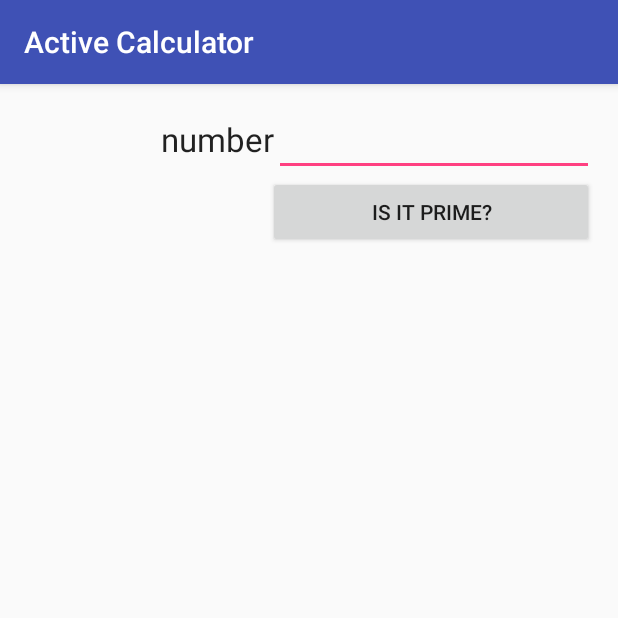
After one commit to bryonnicoson/ActiveCalculator, an Android app: the Prime screen opened directly, with no data from a screen before it, on a phone screen of 412 x 824 dp, the top half of it. The commit adds this screen. Run offline under Robolectric (Android 15) with nearby library versions, the phone set to English and light mode, and no system bars.

Commit message:
Added Prime Checker
It ADDS!  SUBTRACTS!  MULTIPLIES! DIVIDES! CALCULATES FACTORIALS! and
DETERMINES IF A NUMBER IS PRIME!

```diff
--- a/app/src/main/AndroidManifest.xml
+++ b/app/src/main/AndroidManifest.xml
@@ -19,7 +19,8 @@
         <activity android:name=".Add" />
         <activity android:name=".Multiply" />
         <activity android:name=".Divide" />
-        <activity android:name=".Factorial"></activity>
+        <activity android:name=".Factorial" />
+        <activity android:name=".Prime"></activity>
     </application>
 
 </manifest>
--- a/app/src/main/java/com/bryonnicoson/activecalculator/MainActivity.java
+++ b/app/src/main/java/com/bryonnicoson/activecalculator/MainActivity.java
@@ -14,6 +14,7 @@ public class MainActivity extends AppCompatActivity {
     private Intent mIntendToMultiply;
     private Intent mIntendToDivide;
     private Intent mIntendToFactorialize;
+    private Intent mIntendToPrime;
 
     @Override
     protected void onCreate(Bundle savedInstanceState) {
@@ -85,5 +86,19 @@ public class MainActivity extends AppCompatActivity {
         };
 
         btn_factorialize.setOnClickListener(listenerFactorial);
+
+        Button btn_prime = (Button) findViewById(R.id.btn_prime);
+        mIntendToPrime = new Intent(MainActivity.this, Prime.class);
+
+        View.OnClickListener listenerPrime = new View.OnClickListener() {
+            @Override
+            public void onClick(View v) {
+                Log.i("MAIN", "Click btn_prime");
+                startActivity(mIntendToPrime);
+            }
+        };
+
+        btn_prime.setOnClickListener(listenerPrime);
+
     }
 }
--- /dev/null
+++ b/app/src/main/java/com/bryonnicoson/activecalculator/Prime.java
@@ -0,0 +1,48 @@
+package com.bryonnicoson.activecalculator;
+
+import android.support.v7.app.AppCompatActivity;
+import android.os.Bundle;
+import android.util.Log;
+import android.view.View;
+import android.widget.Button;
+import android.widget.EditText;
+import android.widget.TextView;
+
+public class Prime extends AppCompatActivity {
+
+    private EditText mNumber;
+    private TextView mIsPrime;
+    private Button mButton;
+    private int a;
+    private String isPrime;
+
+    @Override
+    protected void onCreate(Bundle savedInstanceState) {
+        super.onCreate(savedInstanceState);
+        setContentView(R.layout.activity_prime);
+
+        mNumber = (EditText)findViewById(R.id.edit_number);
+        mIsPrime = (TextView)findViewById(R.id.txt_is_prime);
+        mButton = (Button)findViewById(R.id.btn_calc_is_prime);
+
+        View.OnClickListener listener = new View.OnClickListener() {
+            @Override
+            public void onClick(View v) {
+
+                isPrime = "is prime.";
+                Log.i("PRIME", "Click btn_calc_is_prime");
+                a = Integer.parseInt(mNumber.getText().toString());
+
+                if (a % 2 == 0) isPrime = "is not prime.";
+                for (int i = 3; i * i <= a; i += 2) {
+                    if (a % i == 0) isPrime = "is not prime.";
+                }
+
+                mIsPrime.setText("The number " + Integer.toString(a) + " " + isPrime);
+            }
+        };
+
+        mButton.setOnClickListener(listener);
+    }
+
+}
--- a/app/src/main/res/layout/activity_main.xml
+++ b/app/src/main/res/layout/activity_main.xml
@@ -63,5 +63,14 @@
             android:layout_column="0"
             android:textSize="60dp" />
 
+        <Button
+            android:layout_width="174dp"
+            android:layout_height="157dp"
+            android:text="&apos;"
+            android:id="@+id/btn_prime"
+            android:layout_row="4"
+            android:layout_column="2"
+            android:textSize="60dp" />
+
     </GridLayout>
 </RelativeLayout>
--- /dev/null
+++ b/app/src/main/res/layout/activity_prime.xml
@@ -0,0 +1,59 @@
+<?xml version="1.0" encoding="utf-8"?>
+<RelativeLayout xmlns:android="http://schemas.android.com/apk/res/android"
+    xmlns:tools="http://schemas.android.com/tools"
+    android:layout_width="match_parent"
+    android:layout_height="match_parent"
+    android:paddingBottom="@dimen/activity_vertical_margin"
+    android:paddingLeft="@dimen/activity_horizontal_margin"
+    android:paddingRight="@dimen/activity_horizontal_margin"
+    android:paddingTop="@dimen/activity_vertical_margin"
+    tools:context="com.bryonnicoson.activecalculator.Prime">
+    <GridLayout
+        android:layout_width="match_parent"
+        android:layout_height="match_parent"
+        android:columnCount="2"
+        android:rowCount="4">
+
+        <TextView
+            android:layout_width="wrap_content"
+            android:layout_height="wrap_content"
+            android:textAppearance="?android:attr/textAppearanceLarge"
+            android:text="number"
+            android:id="@+id/textView"
+            android:layout_gravity="right" />
+
+        <EditText
+            android:layout_width="wrap_content"
+            android:layout_height="wrap_content"
+            android:inputType="number"
+            android:ems="10"
+            android:id="@+id/edit_number" />
+
+        <Button
+            android:layout_width="217dp"
+            android:layout_height="wrap_content"
+            android:text="Is it Prime?"
+            android:id="@+id/btn_calc_is_prime"
+            android:layout_columnSpan="2"
+            android:layout_gravity="right" />
+
+        <TextView
+            android:layout_width="wrap_content"
+            android:layout_height="wrap_content"
+            android:textAppearance="?android:attr/textAppearanceLarge"
+            android:text=" "
+            android:id="@+id/textView3"
+            android:layout_row="3"
+            android:layout_column="0"
+            android:layout_gravity="right" />
+
+        <TextView
+            android:layout_width="wrap_content"
+            android:layout_height="379dp"
+            android:textAppearance="?android:attr/textAppearanceLarge"
+            android:id="@+id/txt_is_prime"
+            android:layout_gravity="center_horizontal"
+            android:layout_column="1"
+            android:layout_columnSpan="1" />
+    </GridLayout>
+</RelativeLayout>
```
